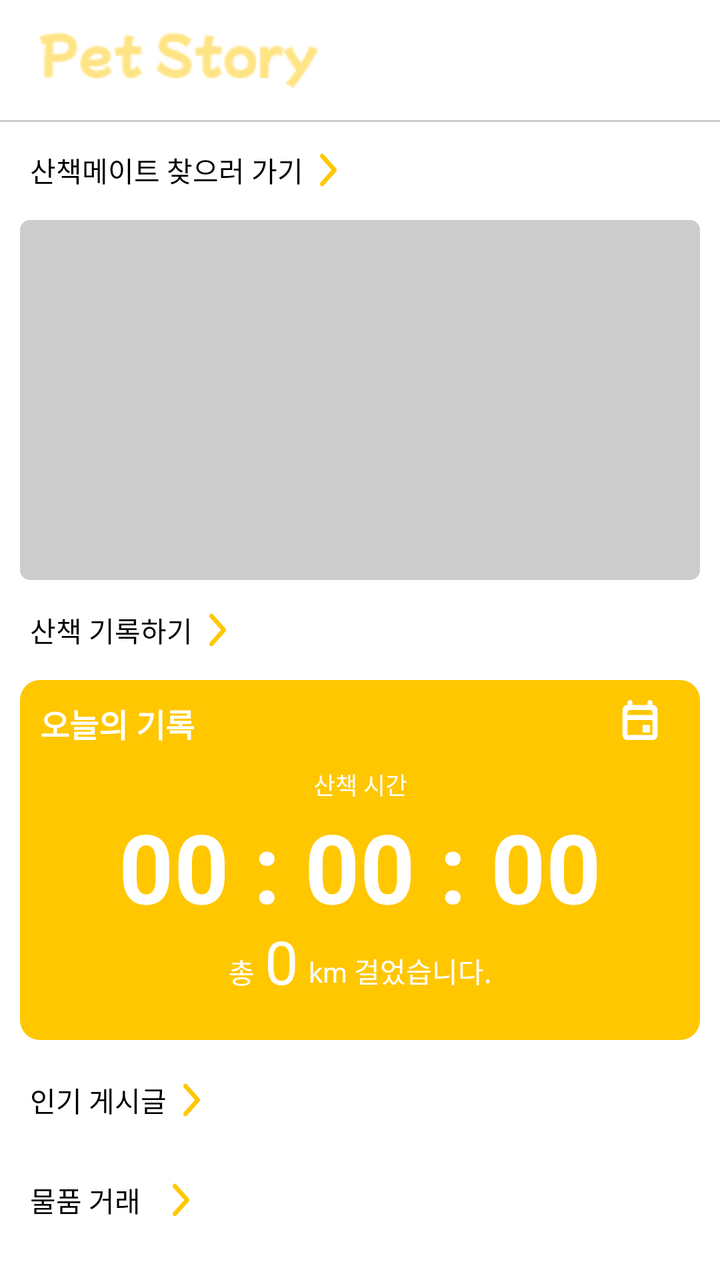
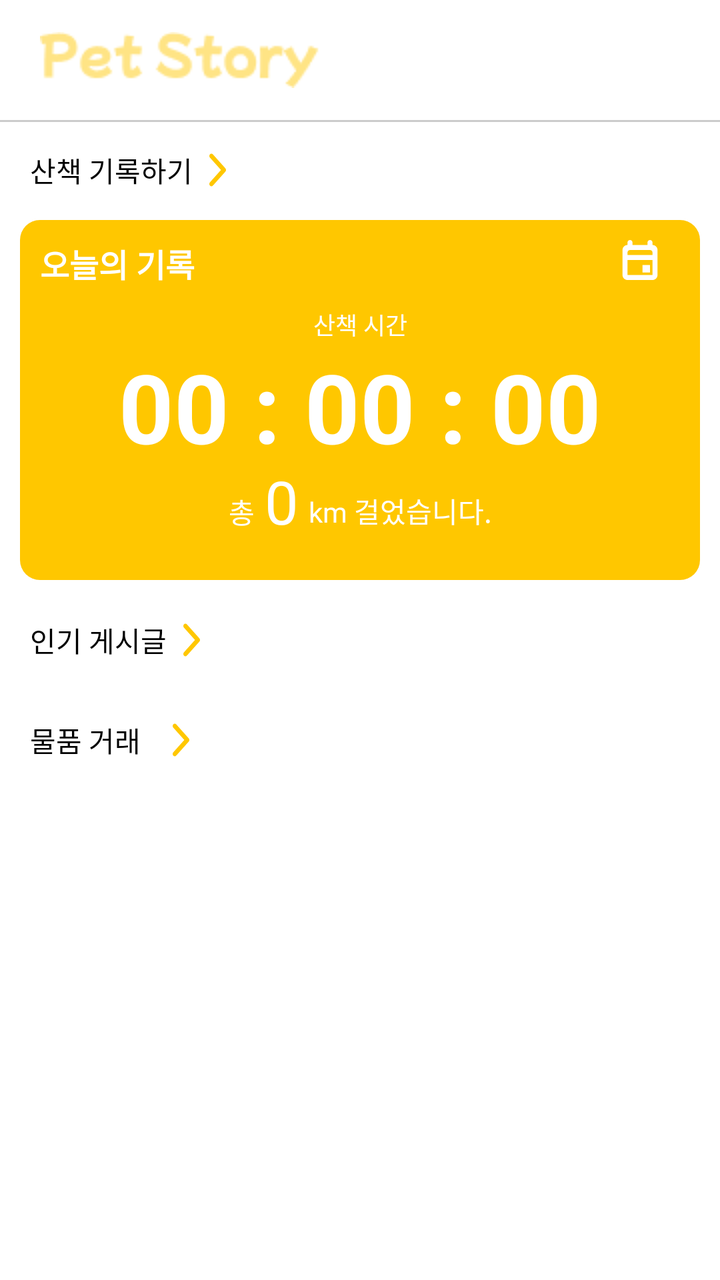

Compare the two renders of this Android layout. The source of the first and the diff that turns it into the second are given below.
<!-- AndroidManifest.xml: application theme Theme.Team_On -->
<!-- res/layout/fragment_home.xml -->
<?xml version="1.0" encoding="utf-8"?>
<androidx.constraintlayout.widget.ConstraintLayout xmlns:android="http://schemas.android.com/apk/res/android"
    xmlns:app="http://schemas.android.com/apk/res-auto"
    xmlns:tools="http://schemas.android.com/tools"
    android:layout_width="match_parent"
    android:layout_height="match_parent"
    tools:context=".FragmentHome">

    <androidx.appcompat.widget.Toolbar
        android:id="@+id/home_toolbar"
        android:layout_width="match_parent"
        android:layout_height="60dp"
        app:layout_constraintStart_toStartOf="parent"
        app:layout_constraintTop_toTopOf="parent">

    </androidx.appcompat.widget.Toolbar>

    <ImageView
        android:id="@+id/home_line1"
        android:layout_width="match_parent"
        android:layout_height="1dp"
        android:src="@color/gray"
        app:layout_constraintStart_toStartOf="parent"
        app:layout_constraintTop_toBottomOf="@id/home_toolbar" />

    <ScrollView
        android:id="@+id/home_scrollview"
        android:layout_width="match_parent"
        android:layout_height="0dp"
        app:layout_constraintBottom_toBottomOf="parent"
        app:layout_constraintStart_toStartOf="parent"
        app:layout_constraintTop_toBottomOf="@id/home_toolbar">

        <androidx.constraintlayout.widget.ConstraintLayout
            android:layout_width="match_parent"
            android:layout_height="match_parent">


            <ImageView
                android:id="@+id/home_image_find_mate"
                android:layout_width="340dp"
                android:layout_height="180dp"
                android:layout_marginStart="10dp"
                android:layout_marginTop="10dp"
                android:layout_marginEnd="10dp"
                android:background="@drawable/radius_5_transparent"
                android:clipToOutline="true"
                android:scaleType="centerCrop"
                android:src="@color/gray"
                app:layout_constraintEnd_toEndOf="parent"
                app:layout_constraintStart_toStartOf="parent"
                app:layout_constraintTop_toBottomOf="@+id/home_btn_go_mate" />

            <ImageView
                android:id="@+id/home_image_save_walk_record"
                android:layout_width="340dp"
                android:layout_height="180dp"
                android:layout_marginStart="10dp"
                android:layout_marginTop="10dp"
                android:layout_marginEnd="10dp"
                android:background="@drawable/radius_10_solid_yellow"
                app:layout_constraintEnd_toEndOf="parent"
                app:layout_constraintHorizontal_bias="0.49"
                app:layout_constraintStart_toStartOf="parent"
                app:layout_constraintTop_toBottomOf="@+id/home_btn_go_walk" />

            <ImageView
                android:id="@+id/home_view_popular_post1"
                android:layout_width="340dp"
                android:layout_height="120dp"
                android:layout_marginStart="10dp"
                android:layout_marginTop="10dp"
                android:layout_marginEnd="10dp"
                android:background="@drawable/radius_10_stroke_gray"
                android:visibility="gone"
                app:layout_constraintEnd_toEndOf="parent"
                app:layout_constraintStart_toStartOf="parent"
                app:layout_constraintTop_toBottomOf="@+id/home_btn_go_community" />

            <ImageView
                android:id="@+id/home_view_popular_post2"
                android:layout_width="340dp"
                android:layout_height="120dp"
                android:layout_marginStart="10dp"
                android:layout_marginTop="10dp"
                android:layout_marginEnd="10dp"
                android:background="@drawable/radius_10_stroke_gray"
                android:visibility="gone"
                app:layout_constraintEnd_toEndOf="parent"
                app:layout_constraintStart_toStartOf="parent"
                app:layout_constraintTop_toBottomOf="@id/home_view_popular_post1" />

            <RelativeLayout
                android:id="@+id/home_relative_layout"
                android:layout_width="340dp"
                android:layout_height="170dp"
                android:layout_marginStart="10dp"
                android:layout_marginTop="10dp"
                android:layout_marginEnd="10dp"
                android:layout_marginBottom="20dp"
                android:visibility="gone"
                app:layout_constraintBottom_toBottomOf="parent"
                app:layout_constraintEnd_toEndOf="parent"
                app:layout_constraintStart_toStartOf="parent"
                app:layout_constraintTop_toBottomOf="@+id/home_btn_go_deal" />

            <Button
                android:id="@+id/home_btn_go_walk"
                android:layout_width="wrap_content"
                android:layout_height="30dp"
                android:layout_marginTop="10dp"
                android:background="@android:color/transparent"
                android:drawableRight="@drawable/svg_chevron_right"
                android:text="산책 기록하기"
                app:layout_constraintStart_toStartOf="@+id/home_btn_go_mate"
                app:layout_constraintTop_toBottomOf="@+id/home_image_find_mate" />

            <Button
                android:id="@+id/home_btn_go_mate"
                android:layout_width="wrap_content"
                android:layout_height="30dp"
                android:layout_marginStart="15dp"
                android:layout_marginTop="10dp"
                android:background="@android:color/transparent"
                android:drawableRight="@drawable/svg_chevron_right"
                android:text="산책메이트 찾으러 가기"
                app:layout_constraintStart_toStartOf="parent"
                app:layout_constraintTop_toTopOf="parent" />

            <Button
                android:id="@+id/home_btn_go_community"
                android:layout_width="wrap_content"
                android:layout_height="30dp"
                android:layout_marginTop="15dp"
                android:background="@android:color/transparent"
                android:drawableRight="@drawable/svg_chevron_right"
                android:text="인기 게시글"
                app:layout_constraintStart_toStartOf="@+id/home_btn_go_walk"
                app:layout_constraintTop_toBottomOf="@+id/home_image_save_walk_record" />

            <Button
                android:id="@+id/home_btn_go_deal"
                android:layout_width="wrap_content"
                android:layout_height="30dp"
                android:layout_marginTop="20dp"
                android:background="@android:color/transparent"
                android:drawableRight="@drawable/svg_chevron_right"
                android:gravity="start|center"
                android:text="물품 거래"
                app:layout_constraintStart_toStartOf="@+id/home_btn_go_community"
                app:layout_constraintTop_toBottomOf="@+id/home_view_popular_post2" />

            <TextView
                android:id="@+id/home_text1"
                android:layout_width="wrap_content"
                android:layout_height="wrap_content"
                android:layout_marginStart="10dp"
                android:layout_marginTop="10dp"
                android:text="오늘의 기록"
                android:textColor="@color/white"
                android:textSize="16sp"
                android:textStyle="bold"
                app:layout_constraintStart_toStartOf="@+id/home_image_save_walk_record"
                app:layout_constraintTop_toTopOf="@+id/home_image_save_walk_record" />

            <ImageButton
                android:id="@+id/home_btn_go_calendar"
                android:layout_width="40dp"
                android:layout_height="40dp"
                android:layout_marginEnd="10dp"
                android:background="@android:color/transparent"
                android:src="@drawable/svg_calendar2"
                app:layout_constraintEnd_toEndOf="@+id/home_image_save_walk_record"
                app:layout_constraintTop_toTopOf="@+id/home_image_save_walk_record" />

            <TextView
                android:id="@+id/home_text2"
                android:layout_width="wrap_content"
                android:layout_height="wrap_content"
                android:layout_marginTop="10dp"
                android:text="산책 시간"
                android:textColor="@color/white"
                android:textSize="12sp"
                app:layout_constraintEnd_toEndOf="@+id/home_image_save_walk_record"
                app:layout_constraintStart_toStartOf="@+id/home_image_save_walk_record"
                app:layout_constraintTop_toBottomOf="@+id/home_text1" />

            <TextView
                android:id="@+id/home_text_time"
                android:layout_width="wrap_content"
                android:layout_height="wrap_content"
                android:text="00 : 00 : 00"
                android:textColor="@color/white"
                android:textSize="48sp"
                android:textStyle="bold"
                app:layout_constraintEnd_toEndOf="@+id/home_image_save_walk_record"
                app:layout_constraintStart_toStartOf="@+id/home_image_save_walk_record"
                app:layout_constraintTop_toBottomOf="@+id/home_text2" />

            <TextView
                android:id="@+id/home_text3"
                android:layout_width="wrap_content"
                android:layout_height="wrap_content"
                android:layout_marginTop="10dp"
                android:layout_marginEnd="5dp"
                android:text="총"
                android:textColor="@color/white"
                app:layout_constraintEnd_toStartOf="@+id/home_text_distance"
                app:layout_constraintHorizontal_chainStyle="packed"
                app:layout_constraintStart_toStartOf="@+id/home_image_save_walk_record"
                app:layout_constraintTop_toBottomOf="@+id/home_text_time" />

            <TextView
                android:id="@+id/home_text_distance"
                android:layout_width="wrap_content"
                android:layout_height="wrap_content"
                android:layout_marginEnd="5dp"
                android:layout_marginBottom="-5dp"
                android:text="0"
                android:textColor="@color/white"
                android:textSize="30sp"
                app:layout_constraintBottom_toBottomOf="@+id/home_text3"
                app:layout_constraintEnd_toStartOf="@+id/home_text4"
                app:layout_constraintStart_toEndOf="@+id/home_text3" />

            <TextView
                android:id="@+id/home_text4"
                android:layout_width="wrap_content"
                android:layout_height="wrap_content"
                android:layout_marginBottom="5dp"
                android:text="km 걸었습니다."
                android:textColor="@color/white"
                app:layout_constraintBottom_toBottomOf="@+id/home_text_distance"
                app:layout_constraintEnd_toEndOf="@+id/home_image_save_walk_record"
                app:layout_constraintStart_toEndOf="@+id/home_text_distance" />

            <TextView
                android:id="@+id/home_post_title1"
                android:layout_width="180dp"
                android:layout_height="wrap_content"
                android:layout_marginStart="15dp"
                android:layout_marginTop="15dp"
                android:text=""
                android:textStyle="bold"
                android:maxLines="1"
                android:visibility="gone"
                app:layout_constraintStart_toStartOf="@id/home_view_popular_post1"
                app:layout_constraintTop_toTopOf="@id/home_view_popular_post1" />

            <TextView
                android:id="@+id/home_post_body1"
                android:layout_width="180dp"
                android:layout_height="wrap_content"
                android:layout_marginTop="5dp"
                android:text=""
                android:maxLines="1"
                android:visibility="gone"
                app:layout_constraintStart_toStartOf="@id/home_post_title1"
                app:layout_constraintTop_toBottomOf="@id/home_post_title1" />

            <TextView
                android:id="@+id/home_post_time1"
                android:layout_width="wrap_content"
                android:layout_height="wrap_content"
                android:layout_marginBottom="10dp"
                android:text=""
                android:textColor="@color/hint"
                android:textSize="11sp"
                android:maxLines="1"
                android:visibility="gone"
                app:layout_constraintBottom_toBottomOf="@id/home_view_popular_post1"
                app:layout_constraintStart_toStartOf="@id/home_post_body1" />

            <ImageView
                android:id="@+id/home_post_img1"
                android:layout_width="80dp"
                android:layout_height="80dp"
                android:layout_marginTop="15dp"
                android:layout_marginEnd="15dp"
                android:background="@drawable/radius_5_transparent"
                android:clipToOutline="true"
                android:scaleType="centerCrop"
                android:src="@drawable/svg_camera"
                android:visibility="gone"
                app:layout_constraintEnd_toEndOf="@id/home_view_popular_post1"
                app:layout_constraintTop_toTopOf="@id/home_view_popular_post1" />

            <TextView
                android:id="@+id/home_post_title2"
                android:layout_width="180dp"
                android:layout_height="wrap_content"
                android:layout_marginStart="15dp"
                android:layout_marginTop="15dp"
                android:text=""
                android:textStyle="bold"
                android:maxLines="1"
                android:visibility="gone"
                app:layout_constraintStart_toStartOf="@id/home_view_popular_post2"
                app:layout_constraintTop_toTopOf="@id/home_view_popular_post2" />

            <TextView
                android:id="@+id/home_post_body2"
                android:layout_width="180dp"
                android:layout_height="wrap_content"
                android:layout_marginTop="5dp"
                android:text=""
                android:maxLines="1"
                android:visibility="gone"
                app:layout_constraintStart_toStartOf="@id/home_post_title2"
                app:layout_constraintTop_toBottomOf="@id/home_post_title2" />

            <TextView
                android:id="@+id/home_post_time2"
                android:layout_width="wrap_content"
                android:layout_height="wrap_content"
                android:layout_marginBottom="10dp"
                android:text=""
                android:textColor="@color/hint"
                android:textSize="11sp"
                android:maxLines="1"
                android:visibility="gone"
                app:layout_constraintBottom_toBottomOf="@id/home_view_popular_post2"
                app:layout_constraintStart_toStartOf="@id/home_post_body2" />

            <ImageView
                android:id="@+id/home_post_img2"
                android:layout_width="80dp"
                android:layout_height="80dp"
                android:layout_marginTop="15dp"
                android:layout_marginEnd="15dp"
                android:background="@drawable/radius_5_transparent"
                android:clipToOutline="true"
                android:scaleType="centerCrop"
                android:src="@drawable/svg_camera"
                android:visibility="gone"
                app:layout_constraintEnd_toEndOf="@id/home_view_popular_post2"
                app:layout_constraintTop_toTopOf="@id/home_view_popular_post2" />

            <ImageView
                android:id="@+id/home_deal_img1"
                android:layout_width="100dp"
                android:layout_height="100dp"
                android:background="@drawable/radius_5_transparent"
                android:clipToOutline="true"
                android:scaleType="centerCrop"
                android:src="@drawable/svg_camera"
                android:visibility="gone"
                app:layout_constraintStart_toStartOf="@id/home_relative_layout"
                app:layout_constraintTop_toTopOf="@id/home_relative_layout" />

            <TextView
                android:id="@+id/home_deal_title1"
                android:layout_width="70dp"
                android:layout_height="20dp"
                android:text=""
                android:textSize="12sp"
                android:textStyle="bold"
                android:maxLines="1"
                android:visibility="gone"
                app:layout_constraintStart_toStartOf="@id/home_deal_img1"
                app:layout_constraintTop_toBottomOf="@id/home_deal_img1" />

            <TextView
                android:id="@+id/home_deal_price1"
                android:layout_width="70dp"
                android:layout_height="20dp"
                android:text=""
                android:textSize="12sp"
                android:maxLines="1"
                android:visibility="gone"
                app:layout_constraintStart_toStartOf="@id/home_deal_title1"
                app:layout_constraintTop_toBottomOf="@id/home_deal_title1" />

            <TextView
                android:id="@+id/home_deal_date1"
                android:layout_width="70dp"
                android:layout_height="20dp"
                android:text=""
                android:textColor="@color/hint"
                android:textSize="11sp"
                android:maxLines="1"
                android:visibility="gone"
                app:layout_constraintStart_toStartOf="@id/home_deal_price1"
                app:layout_constraintTop_toBottomOf="@id/home_deal_price1" />

            <ImageView
                android:id="@+id/home_deal_img2"
                android:layout_width="100dp"
                android:layout_height="100dp"
                android:layout_marginStart="15dp"
                android:background="@drawable/radius_5_transparent"
                android:clipToOutline="true"
                android:scaleType="centerCrop"
                android:src="@drawable/svg_camera"
                android:visibility="gone"
                app:layout_constraintStart_toEndOf="@id/home_deal_img1"
                app:layout_constraintTop_toTopOf="@id/home_deal_img1" />

            <TextView
                android:id="@+id/home_deal_title2"
                android:layout_width="70dp"
                android:layout_height="20dp"
                android:text=""
                android:textSize="12sp"
                android:textStyle="bold"
                android:maxLines="1"
                android:visibility="gone"
                app:layout_constraintStart_toStartOf="@id/home_deal_img2"
                app:layout_constraintTop_toBottomOf="@id/home_deal_img2" />

            <TextView
                android:id="@+id/home_deal_price2"
                android:layout_width="70dp"
                android:layout_height="20dp"
                android:text=""
                android:textSize="12sp"
                android:maxLines="1"
                android:visibility="gone"
                app:layout_constraintStart_toStartOf="@id/home_deal_title2"
                app:layout_constraintTop_toBottomOf="@id/home_deal_title2" />

            <TextView
                android:id="@+id/home_deal_date2"
                android:layout_width="70dp"
                android:layout_height="20dp"
                android:text=""
                android:textColor="@color/hint"
                android:textSize="11sp"
                android:maxLines="1"
                android:visibility="gone"
                app:layout_constraintStart_toStartOf="@id/home_deal_price2"
                app:layout_constraintTop_toBottomOf="@id/home_deal_price2" />

            <ImageView
                android:id="@+id/home_deal_img3"
                android:layout_width="100dp"
                android:layout_height="100dp"
                android:layout_marginStart="15dp"
                android:background="@drawable/radius_5_transparent"
                android:clipToOutline="true"
                android:scaleType="centerCrop"
                android:src="@drawable/svg_camera"
                android:visibility="gone"
                app:layout_constraintStart_toEndOf="@id/home_deal_img2"
                app:layout_constraintTop_toTopOf="@id/home_deal_img2" />

            <TextView
                android:id="@+id/home_deal_title3"
                android:layout_width="70dp"
                android:layout_height="20dp"
                android:text=""
                android:textSize="12sp"
                android:textStyle="bold"
                android:maxLines="1"
                android:visibility="gone"
                app:layout_constraintStart_toStartOf="@id/home_deal_img3"
                app:layout_constraintTop_toBottomOf="@id/home_deal_img3" />

            <TextView
                android:id="@+id/home_deal_price3"
                android:layout_width="70dp"
                android:layout_height="20dp"
                android:text=""
                android:textSize="12sp"
                android:maxLines="1"
                android:visibility="gone"
                app:layout_constraintStart_toStartOf="@id/home_deal_title3"
                app:layout_constraintTop_toBottomOf="@id/home_deal_title3" />

            <TextView
                android:id="@+id/home_deal_date3"
                android:layout_width="70dp"
                android:layout_height="20dp"
                android:text=""
                android:textColor="@color/hint"
                android:textSize="11sp"
                android:maxLines="1"
                android:visibility="gone"
                app:layout_constraintStart_toStartOf="@id/home_deal_price3"
                app:layout_constraintTop_toBottomOf="@id/home_deal_price3" />

        </androidx.constraintlayout.widget.ConstraintLayout>

    </ScrollView>

    <ImageView
        android:id="@+id/imageView"
        android:layout_width="wrap_content"
        android:layout_height="wrap_content"
        android:layout_marginStart="20dp"
        android:src="@drawable/petstory25"
        app:layout_constraintBottom_toBottomOf="@+id/home_toolbar"
        app:layout_constraintStart_toStartOf="@+id/home_toolbar"
        app:layout_constraintTop_toTopOf="parent" />

</androidx.constraintlayout.widget.ConstraintLayout>
<!-- resources referenced by this layout -->
<resources>
  <color name="gray">#CCCCCC</color>
  <color name="hint">#808080</color>
  <color name="white">#FFFFFFFF</color>
  <!-- drawable radius_10_solid_yellow (drawable) -->
  <shape xmlns:android="http://schemas.android.com/apk/res/android">
      <corners android:radius="10dp"/>
      <solid android:color="@color/yellow"/>
  </shape>
  <!-- drawable radius_10_stroke_gray (drawable) -->
  <?xml version="1.0" encoding="utf-8"?>
  <shape xmlns:android="http://schemas.android.com/apk/res/android">
      <corners android:radius="10dp"/>
      <stroke android:color="@color/gray"
          android:width="1dp"/>
  </shape>
  <!-- drawable radius_5_transparent (drawable) -->
  <?xml version="1.0" encoding="utf-8"?>
  <shape xmlns:android="http://schemas.android.com/apk/res/android">
      <corners android:radius="5dp" />
  </shape>
  <!-- drawable svg_calendar2 (drawable) -->
  <vector xmlns:android="http://schemas.android.com/apk/res/android"
      android:width="20dp"
      android:height="20dp"
      android:viewportWidth="20"
      android:viewportHeight="20">
    <group>
      <clip-path
          android:pathData="M0,0h20v20h-20z"/>
      <path
          android:pathData="M15,12.5H11.25V16.25H15V12.5Z"
          android:fillColor="#ffffff"/>
      <path
          android:pathData="M3.75,1.25C3.75,0.56 4.31,0 5,0C5.69,0 6.25,0.56 6.25,1.25V2.5H13.75V1.25C13.75,0.56 14.31,0 15,0C15.69,0 16.25,0.56 16.25,1.25V2.5C17.631,2.5 18.75,3.619 18.75,5V17.5C18.75,18.881 17.631,20 16.25,20H3.75C2.369,20 1.25,18.881 1.25,17.5V5C1.25,3.619 2.369,2.5 3.75,2.5V1.25ZM16.25,17.5V10H3.75V17.5H16.25ZM3.75,6.25C3.75,5.56 4.31,5 5,5H15C15.69,5 16.25,5.56 16.25,6.25V7.5H3.75V6.25Z"
          android:fillColor="#ffffff"
          android:fillType="evenOdd"/>
    </group>
  </vector>
  <!-- drawable svg_camera (drawable) -->
  <vector xmlns:android="http://schemas.android.com/apk/res/android"
      android:width="24dp"
      android:height="24dp"
      android:viewportWidth="24"
      android:viewportHeight="24">
    <path
        android:pathData="M9.15,3.017C9.136,3.04 9.123,3.068 9.113,3.1C9.11,3.108 9.108,3.116 9.105,3.124L8.37,5.318C8.233,5.725 7.851,6 7.422,6H3C2.448,6 2,6.448 2,7V20C2,20.552 2.448,21 3,21H21C21.552,21 22,20.552 22,20V7C22,6.448 21.552,6 21,6H16.331C15.901,6 15.519,5.725 15.383,5.318L14.648,3.124C14.645,3.116 14.642,3.108 14.64,3.1C14.63,3.068 14.617,3.04 14.603,3.017C14.599,3.011 14.595,3.005 14.591,3H9.162C9.158,3.005 9.154,3.011 9.15,3.017ZM7.205,2.499C7.435,1.767 8.106,1 9.064,1H14.689C15.647,1 16.318,1.767 16.548,2.499L17.051,4H21C22.657,4 24,5.343 24,7V20C24,21.657 22.657,23 21,23H3C1.343,23 0,21.657 0,20V7C0,5.343 1.343,4 3,4H6.702L7.205,2.499ZM7,13C7,10.239 9.239,8 12,8C14.761,8 17,10.239 17,13C17,15.761 14.761,18 12,18C9.239,18 7,15.761 7,13ZM12,10C10.343,10 9,11.343 9,13C9,14.657 10.343,16 12,16C13.657,16 15,14.657 15,13C15,11.343 13.657,10 12,10Z"
        android:fillColor="#CCCCCC"
        android:fillType="evenOdd"/>
  </vector>
  <!-- drawable svg_chevron_right (drawable) -->
  <vector xmlns:android="http://schemas.android.com/apk/res/android"
      android:width="25dp"
      android:height="28dp"
      android:viewportWidth="25"
      android:viewportHeight="28">
    <path
        android:pathData="M8.638,21.806C8.232,21.351 8.232,20.613 8.638,20.158L14.152,13.988L8.638,7.818C8.232,7.363 8.232,6.625 8.638,6.17C9.045,5.714 9.705,5.714 10.112,6.17L16.362,13.164C16.768,13.619 16.768,14.357 16.362,14.812L10.112,21.806C9.705,22.261 9.045,22.261 8.638,21.806Z"
        android:fillColor="@color/yellow"
        android:fillType="evenOdd"/>
  </vector>
  <style name="Theme.Team_On" parent="Base.Theme.Team_On" />
  <color name="yellow">#FFC700</color>
  <style name="Base.Theme.Team_On" parent="Theme.AppCompat.DayNight.NoActionBar">
          <item name="android:windowLightStatusBar">true</item>
          <item name="android:windowBackground">@android:color/white</item>
          <item name="android:statusBarColor">@color/white</item>
          <item name="android:textColor">#000000</item>
      </style>
  <!-- unchanged entries left out for length: 1 -->
</resources>

<!-- the commit's change to res/layout/fragment_home.xml (unified diff, before → after) -->
@@ -37,21 +37,6 @@
 
 
             <ImageView
-                android:id="@+id/home_image_find_mate"
-                android:layout_width="340dp"
-                android:layout_height="180dp"
-                android:layout_marginStart="10dp"
-                android:layout_marginTop="10dp"
-                android:layout_marginEnd="10dp"
-                android:background="@drawable/radius_5_transparent"
-                android:clipToOutline="true"
-                android:scaleType="centerCrop"
-                android:src="@color/gray"
-                app:layout_constraintEnd_toEndOf="parent"
-                app:layout_constraintStart_toStartOf="parent"
-                app:layout_constraintTop_toBottomOf="@+id/home_btn_go_mate" />
-
-            <ImageView
                 android:id="@+id/home_image_save_walk_record"
                 android:layout_width="340dp"
                 android:layout_height="180dp"
@@ -108,22 +93,11 @@
                 android:id="@+id/home_btn_go_walk"
                 android:layout_width="wrap_content"
                 android:layout_height="30dp"
+                android:layout_marginStart="15dp"
                 android:layout_marginTop="10dp"
                 android:background="@android:color/transparent"
                 android:drawableRight="@drawable/svg_chevron_right"
                 android:text="산책 기록하기"
-                app:layout_constraintStart_toStartOf="@+id/home_btn_go_mate"
-                app:layout_constraintTop_toBottomOf="@+id/home_image_find_mate" />
-
-            <Button
-                android:id="@+id/home_btn_go_mate"
-                android:layout_width="wrap_content"
-                android:layout_height="30dp"
-                android:layout_marginStart="15dp"
-                android:layout_marginTop="10dp"
-                android:background="@android:color/transparent"
-                android:drawableRight="@drawable/svg_chevron_right"
-                android:text="산책메이트 찾으러 가기"
                 app:layout_constraintStart_toStartOf="parent"
                 app:layout_constraintTop_toTopOf="parent" />
 
